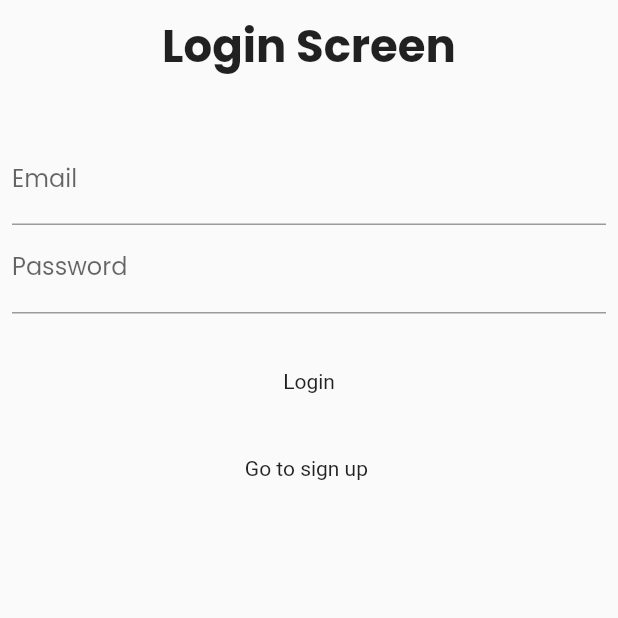
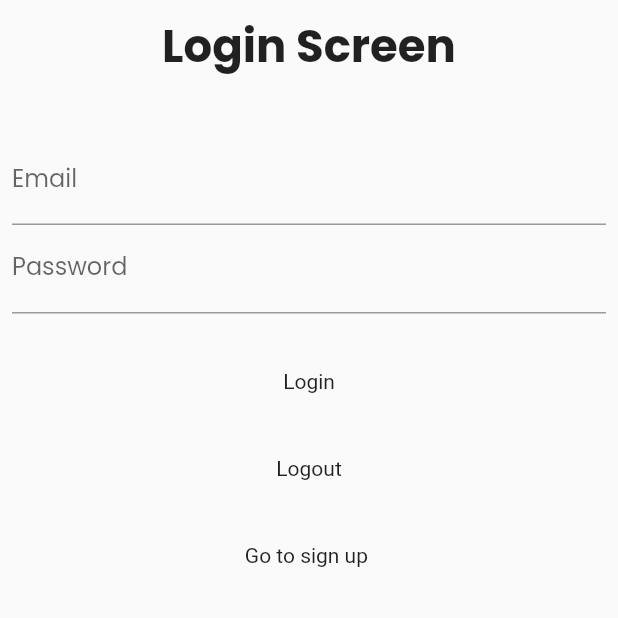
Before and after one commit to symetryn/flutter-demo, a Flutter app: the screen it shows after launch, on a phone screen of 412 x 824 dp, the top half of it. Run offline on Flutter 3.47's test engine with Material 2 defaults, Android fonts, the phone set to English and light mode, and no system bars; our stand-ins replace auto_route, firebase_auth, firebase_core, google_fonts, google_sign_in; accounts and stored records are empty.

Commit message:
Added autoroute and firebase with google signin

```diff
--- a/lib/features/Login.dart
+++ b/lib/features/Login.dart
@@ -1,5 +1,8 @@
+import 'package:auto_route/auto_route.dart';
+import 'package:firebase_auth/firebase_auth.dart';
 import 'package:flutter/material.dart';
 import 'package:google_fonts/google_fonts.dart';
+import 'package:google_sign_in/google_sign_in.dart';
 
 class Login extends StatefulWidget {
   Login({Key? key}) : super(key: key);
@@ -11,6 +14,30 @@ class Login extends StatefulWidget {
 class _LoginState extends State<Login> {
   final TextEditingController emailController = TextEditingController();
   final TextEditingController passwordController = TextEditingController();
+  final FirebaseAuth _auth = FirebaseAuth.instance;
+  final GoogleSignIn _googleSignIn = GoogleSignIn();
+
+  Future<void> _handleSignIn() async {
+    try {
+      final GoogleSignInAccount? googleSignInAccount =
+          await _googleSignIn.signIn();
+      final GoogleSignInAuthentication googleSignInAuthentication =
+          await googleSignInAccount!.authentication;
+      final AuthCredential credential = GoogleAuthProvider.credential(
+        accessToken: googleSignInAuthentication.accessToken,
+        idToken: googleSignInAuthentication.idToken,
+      );
+      await _auth.signInWithCredential(credential);
+    } on FirebaseAuthException catch (e) {
+      print(e.message);
+      throw e;
+    }
+  }
+
+  Future<void> signOutFromGoogle() async {
+    await _googleSignIn.signOut();
+    await _auth.signOut();
+  }
 
   @override
   Widget build(BuildContext context) {
@@ -53,8 +80,9 @@ class _LoginState extends State<Login> {
                 padding: const EdgeInsets.only(
                     top: 20, left: 8, right: 8, bottom: 0),
                 child: InkWell(
-                  onTap: () {
-                    Navigator.pushNamed(context, "/");
+                  onTap: () async {
+                    await _handleSignIn();
+                    AutoRouter.of(context).pushNamed("/Home");
                   },
                   child: Container(
                     height: 50,
@@ -64,10 +92,25 @@ class _LoginState extends State<Login> {
                   ),
                 )),
             Padding(
+                padding:
+                    const EdgeInsets.only(top: 8, left: 8, right: 8, bottom: 0),
+                child: InkWell(
+                  onTap: () async {
+                    await signOutFromGoogle();
+                    AutoRouter.of(context).pushNamed("/login");
+                  },
+                  child: Container(
+                    height: 50,
+                    width: MediaQuery.of(context).size.width,
+                    padding: const EdgeInsets.all(8.0),
+                    child: Center(child: Text("Logout")),
+                  ),
+                )),
+            Padding(
                 padding: const EdgeInsets.symmetric(horizontal: 8, vertical: 8),
                 child: InkWell(
                   onTap: () {
-                    Navigator.pushNamed(context, "/sign-up");
+                    AutoRouter.of(context).pushNamed("/sign-up");
                   },
                   child: Container(
                     height: 50,
--- a/lib/features/SignUp.dart
+++ b/lib/features/SignUp.dart
@@ -1,3 +1,4 @@
+import 'package:auto_route/auto_route.dart';
 import 'package:flutter/material.dart';
 import 'package:google_fonts/google_fonts.dart';
 
@@ -54,7 +55,7 @@ class _SignUpState extends State<SignUp> {
                     top: 20, left: 8, right: 8, bottom: 0),
                 child: InkWell(
                   onTap: () {
-                    Navigator.pushNamed(context, "/login");
+                    AutoRouter.of(context).pushNamed("/login");
                   },
                   child: Container(
                     height: 50,
@@ -67,7 +68,7 @@ class _SignUpState extends State<SignUp> {
                 padding: const EdgeInsets.symmetric(horizontal: 8, vertical: 0),
                 child: InkWell(
                   onTap: () {
-                    Navigator.pushNamed(context, "/login");
+                    AutoRouter.of(context).pushNamed("/login");
                   },
                   child: Container(
                     height: 50,
--- a/lib/features/Wallet.dart
+++ b/lib/features/Wallet.dart
@@ -1,3 +1,4 @@
+import 'package:auto_route/auto_route.dart';
 import 'package:flutter/material.dart';
 import 'package:google_fonts/google_fonts.dart';
 
@@ -16,7 +17,7 @@ class _WalletState extends State<Wallet> {
         elevation: 0,
         leading: IconButton(
           onPressed: () {
-            Navigator.pushNamed(context, "/");
+            AutoRouter.of(context).pushNamed("/Home");
           },
           icon: Icon(
             Icons.arrow_back_ios_new_rounded,
@@ -232,7 +233,6 @@ class _WalletState extends State<Wallet> {
                   ],
                 ),
               ),
-
             ],
           ),
         ),
--- a/lib/main.dart
+++ b/lib/main.dart
@@ -1,5 +1,7 @@
 import 'package:flutter/material.dart';
 import 'package:hello_world/core/router/router.gr.dart';
+
+import 'package:firebase_core/firebase_core.dart';
 import 'package:hello_world/features/Home.dart';
 
 import 'features/Login.dart';
@@ -10,19 +12,57 @@ void main() {
   runApp(MyApp());
 }
 
-class MyApp extends StatelessWidget {
+final _appRouter = AppRouter();
+
+class MyApp extends StatefulWidget {
   // This widget is the root of your application.
   @override
+  _MyAppState createState() => _MyAppState();
+}
+
+class _MyAppState extends State<MyApp> {
+  final Future<FirebaseApp> _initialization = Firebase.initializeApp();
+
+  @override
   Widget build(BuildContext context) {
+    // return MaterialApp(
+    //   initialRoute: '/login',
+    //   debugShowCheckedModeBanner: false,
+    //   routes: {
+    //     '/': (context) => Home(),
+    //     "/wallet": (context) => Wallet(),
+    //     '/login': (context) => Login(),
+    //     '/sign-up': (context) => SignUp(),
+    //   },
+    // );
     return MaterialApp(
-      initialRoute: '/login',
       debugShowCheckedModeBanner: false,
-      routes: {
-        '/': (context) => Home(),
-        "/wallet": (context) => Wallet(),
-        '/login': (context) => Login(),
-        '/sign-up': (context) => SignUp(),
-      },
+      home: FutureBuilder(
+        // Initialize FlutterFire:
+        future: _initialization,
+        builder: (context, snapshot) {
+          // Check for errors
+          if (snapshot.hasError) {
+            return Center(
+                child: Text("Error intializing firebase \n" +
+                    snapshot.error.toString()));
+          }
+
+          // Once complete, show your application
+          if (snapshot.connectionState == ConnectionState.done) {
+            return MaterialApp.router(
+              debugShowCheckedModeBanner: false,
+              routerDelegate: _appRouter.delegate(),
+              routeInformationParser: _appRouter.defaultRouteParser(),
+            );
+          }
+
+          // Otherwise, show something whilst waiting for initialization to complete
+          return Center(
+            child: CircularProgressIndicator(),
+          );
+        },
+      ),
     );
   }
 }
--- a/pubspec.yaml
+++ b/pubspec.yaml
@@ -23,6 +23,8 @@ environment:
 dependencies:
   flutter:
     sdk: flutter
+  firebase_core: "^1.4.0"
+  firebase_auth: "^3.0.1"
 
 
   # The following adds the Cupertino Icons font to your application.
@@ -30,10 +32,12 @@ dependencies:
   cupertino_icons: ^1.0.2
   auto_route: ^2.2.0
   google_fonts: ^2.1.0
+  google_sign_in: ^5.0.7
 
 dev_dependencies:
   auto_route_generator: ^2.1.0
   build_runner: ^2.1.0
+
   flutter_test:
     sdk: flutter
 
@@ -52,6 +56,7 @@ flutter:
   assets:
     - assets/images/background.jpeg
     - assets/images/background.png
+    - assets/
   #   - images/a_dot_ham.jpeg
 
   # An image asset can refer to one or more resolution-specific "variants", see
```
Also changed, not shown: lib/core/router/router.dart (+12 -2 lines), lib/features/Dashboard.dart (+7 -4 lines), lib/core/router/router.gr.dart, pubspec.lock, 4 other files.
